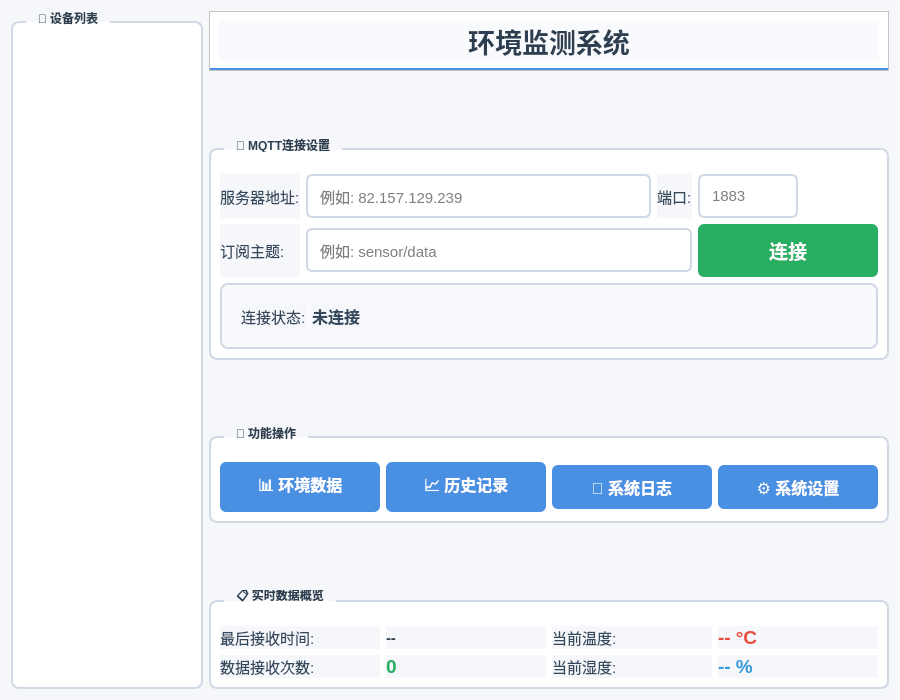
The window that widget.ui (bighj256/mqttEMAS) describes before a commit, drawn with Qt 5.
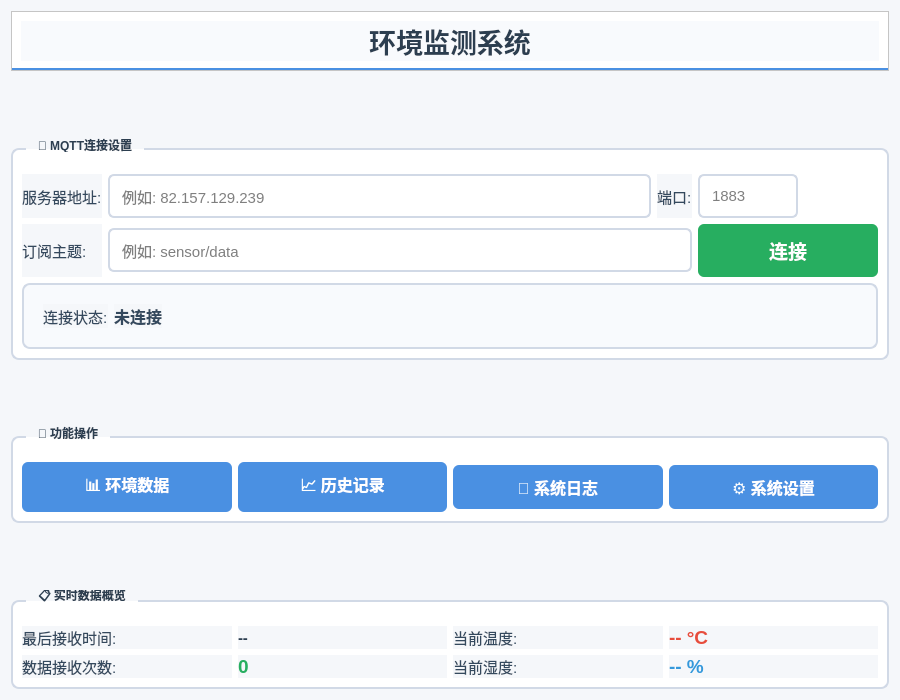
The same window after the commit. Icons and pictures are not drawn.

Commit message: 将数据库操作迁移至专用后台线程，并移除历史视图中的设备筛选

```diff
--- a/widget.ui
+++ b/widget.ui
@@ -128,46 +128,7 @@
     font-size: 12pt;
 }</string>
   </property>
-  <layout class="QHBoxLayout" name="mainHorizontalLayout">
-   <item>
-    <widget class="QGroupBox" name="deviceListGroup">
-     <property name="title">
-      <string>📑 设备列表</string>
-     </property>
-     <property name="maximumSize">
-      <size>
-       <width>220</width>
-       <height>16777215</height>
-      </size>
-     </property>
-     <layout class="QVBoxLayout" name="deviceListLayout">
-      <property name="leftMargin">
-       <number>5</number>
-      </property>
-      <property name="topMargin">
-       <number>15</number>
-      </property>
-      <property name="rightMargin">
-       <number>5</number>
-      </property>
-      <property name="bottomMargin">
-       <number>5</number>
-      </property>
-      <item>
-       <widget class="QListWidget" name="deviceListWidget">
-        <property name="styleSheet">
-         <string notr="true">QListWidget { font-size: 11pt; border: none; background: white; }
-QListWidget::item { padding: 8px; border-bottom: 1px solid #f0f0f0; }
-QListWidget::item:hover { background-color: #f8fafd; border-left: 4px solid #4a90e2; }
-QListWidget::item:selected { background-color: #e3f2fd; color: #1565c0; border-left: 4px solid #1565c0; }</string>
-        </property>
-       </widget>
-      </item>
-     </layout>
-    </widget>
-   </item>
-   <item>
-    <layout class="QVBoxLayout" name="verticalLayout_2">
+  <layout class="QVBoxLayout" name="verticalLayout_2">
    <item>
     <widget class="QFrame" name="headerFrame">
      <property name="maximumSize">
@@ -851,11 +812,9 @@
       </item>
      </layout>
     </widget>
-    </item>
-   </layout>
-  </item>
- </layout>
-</widget>
+   </item>
+  </layout>
+ </widget>
  <resources>
   <include location="images.qrc"/>
  </resources>
```
The commit also changes 11 other files.
